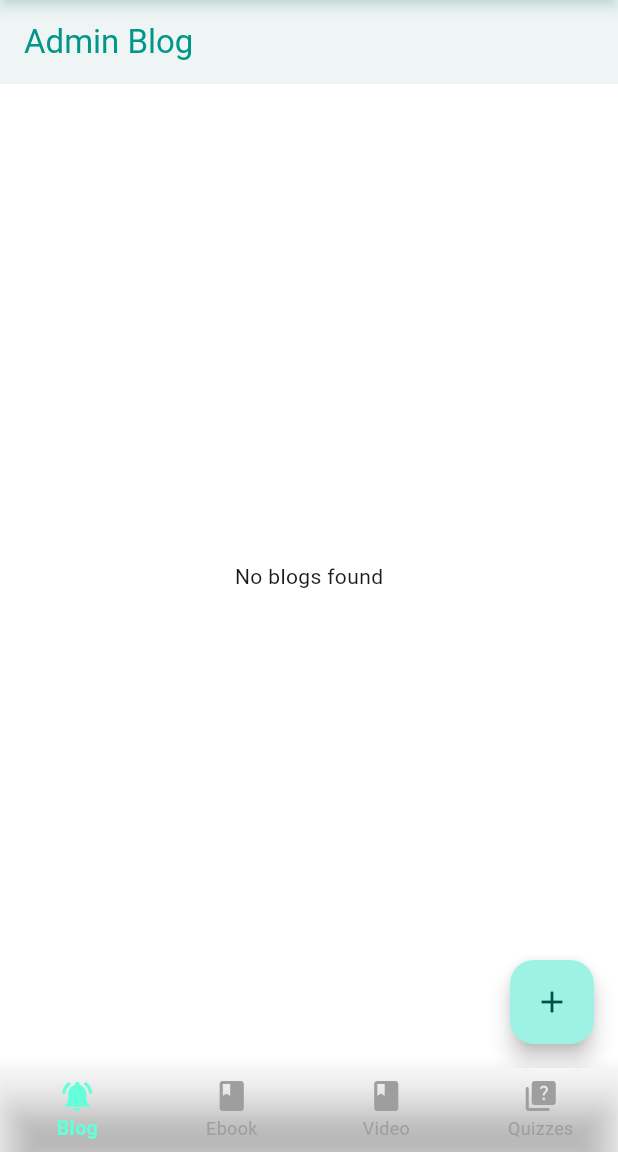
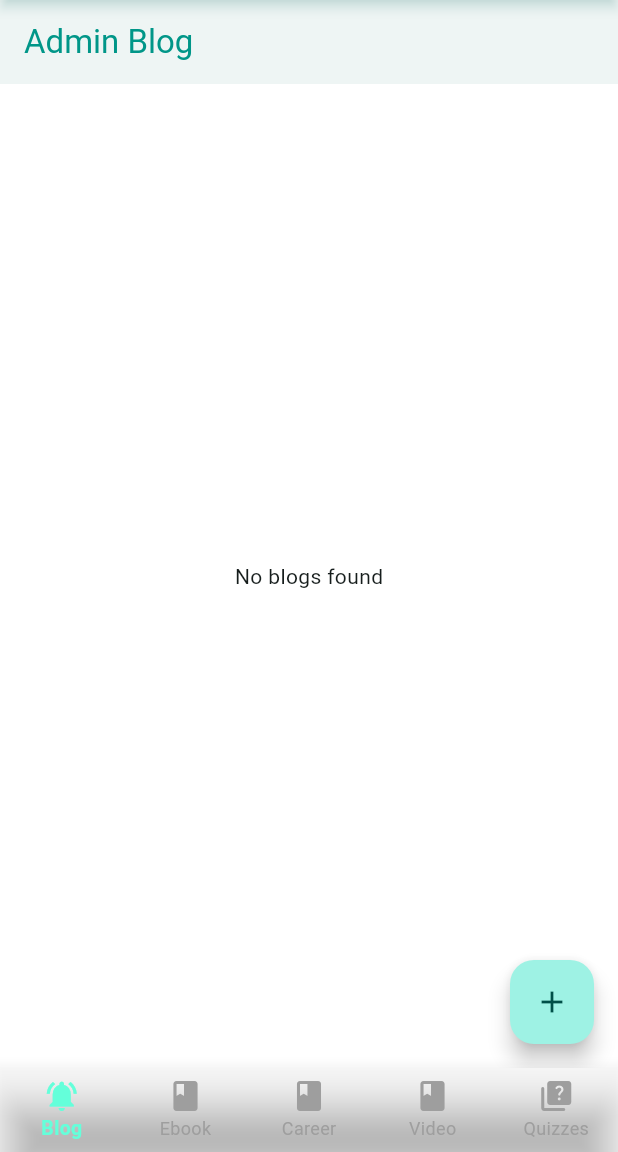
Before and after one commit to LuuBao5197/Runstoppable_AspireEdge, a Flutter app: the AdminScreen screen opened directly, on a phone screen of 412 x 824 dp, the part 84-1236 px from its top. Run offline on Flutter 3.47's test engine with Material 3 defaults, Android fonts, the phone set to English and light mode, and no system bars; our stand-ins replace cloud_firestore, cloud_functions, connectivity_plus, dio, file_picker, firebase_auth and 14 more; missing offline and left inert: cloudinary_public, syncfusion_flutter_pdfviewer; accounts and stored records are empty; network calls fail; key blocks and very long unbroken strings in the code were emptied for the run.

Commit message:
save code

```diff
--- a/assets/data/career_bank_full_20.json
+++ b/assets/data/career_bank_full_20.json
@@ -16,7 +16,7 @@
         "courses": [
           "Web & Mobile Development Bootcamp",
           "Advanced Object-Oriented Programming",
-          "Database Systems"
+          ",Database Systems"
         ],
         "certificates": [
           "AWS Certified Developer",
--- a/lib/widgets/AdminWidget.dart
+++ b/lib/widgets/AdminWidget.dart
@@ -10,6 +10,7 @@ import 'package:trackmentalhealth/pages/Resource/Admin/Videos/Video_admin_screen
 
 import '../core/constants/theme_provider.dart';
 import '../pages/CareerBank/CareerBankPage.dart';
+import '../pages/CareerBankAdminPage.dart';
 import '../pages/NotificationScreen.dart';
 import '../pages/Quizzes/CareerQuizDashboardScreen.dart';
 import '../pages/Quizzes/QuestionListScreen.dart';
@@ -33,8 +34,10 @@ class _AdminScreenState extends State<AdminScreen> {
   final List<Widget> _screens = [
     const AdminBlogScreen(),
     const AdminEbookScreen(),
+    const CareerBankAdminPage(),
     const AdminVideosScreen(),
-    const QuestionListScreen()
+    const QuestionListScreen(),
+
   ];
 
   @override
@@ -118,6 +121,10 @@ class _AdminScreenState extends State<AdminScreen> {
                     label: Text("Ebook"),
                   ),
                   NavigationRailDestination(
+                    icon: Icon(Icons.mood),
+                    label: Text("Career"),
+                  ),
+                  NavigationRailDestination(
                     icon: Icon(Icons.quiz),
                     label: Text("Video"),
                   ),
@@ -156,6 +163,10 @@ class _AdminScreenState extends State<AdminScreen> {
           BottomNavigationBarItem( // ✅ thêm Resource tab
             icon: Icon(Icons.book),
             label: 'Ebook',
+          ),
+          BottomNavigationBarItem(
+            icon: Icon(Icons.book),
+            label: 'Career',
           ),
           BottomNavigationBarItem(
             icon: Icon(Icons.book),
```
Also changed, not shown: lib/widgets/StudentWidget.dart (+11 -0 lines).
